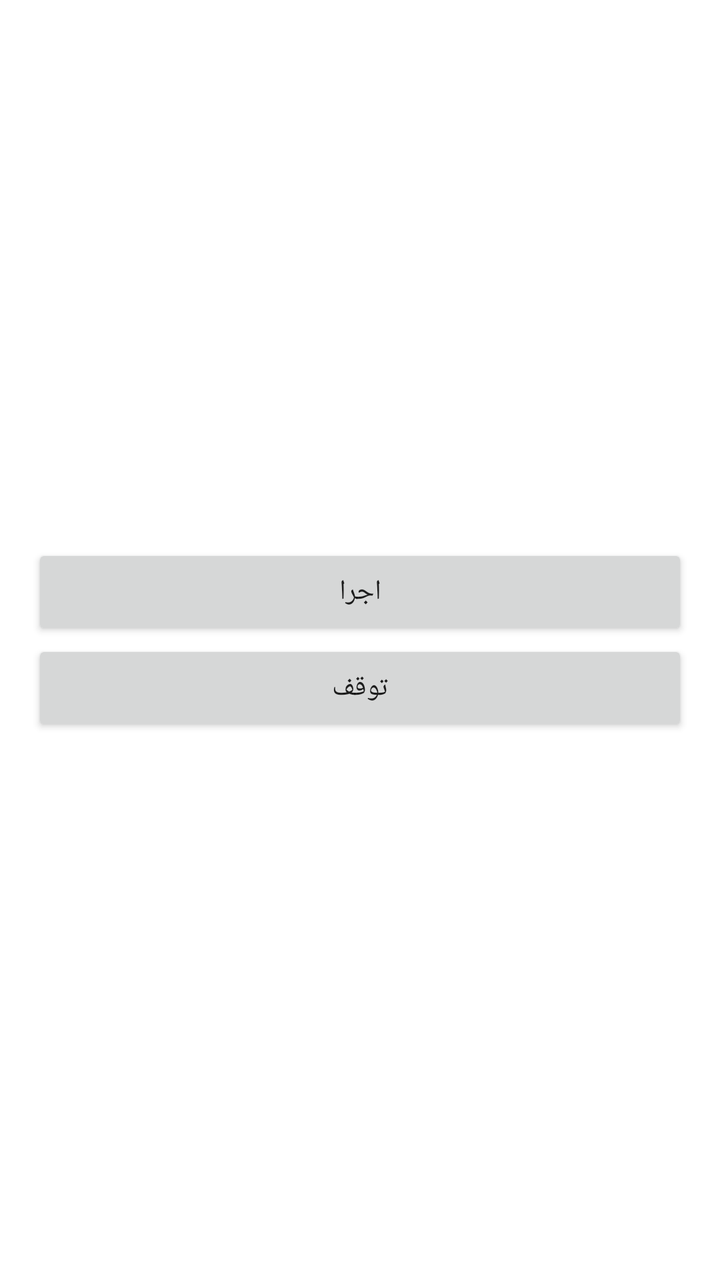
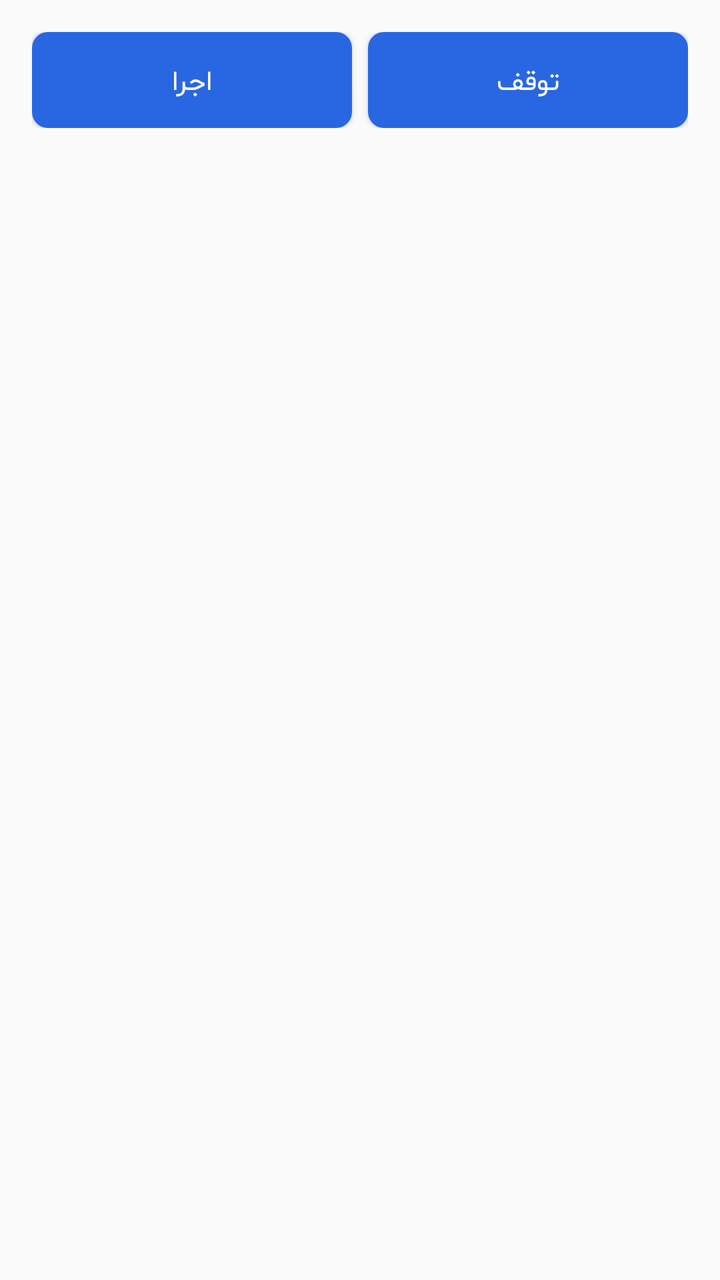

Compare the two renders of this Android layout. The source of the first and the diff that turns it into the second are given below.
<!-- AndroidManifest.xml: application theme Theme.GetSMS -->
<!-- res/layout/activity_main.xml -->
<?xml version="1.0" encoding="utf-8"?>
<LinearLayout xmlns:android="http://schemas.android.com/apk/res/android"
    xmlns:app="http://schemas.android.com/apk/res-auto"
    xmlns:tools="http://schemas.android.com/tools"
    android:layout_width="match_parent"
    android:layout_height="match_parent"
    android:gravity="center"
    android:orientation="vertical"
    android:padding="16dp"
    tools:context=".MainActivity">

    <Button
        android:layout_width="match_parent"
        android:layout_height="wrap_content"
        android:onClick="startService"
        android:text="اجرا" />
    <Button
        android:layout_width="match_parent"
        android:layout_height="wrap_content"
        android:onClick="stopService"
        android:text="توقف" />

</LinearLayout>
<!-- resources referenced by this layout -->
<resources>
  <style name="Theme.GetSMS" parent="Theme.MaterialComponents.DayNight.DarkActionBar">
          
          <item name="colorPrimary">@color/purple_500</item>
          <item name="colorPrimaryVariant">@color/purple_700</item>
          <item name="colorOnPrimary">@color/white</item>
          
          <item name="colorSecondary">@color/teal_200</item>
          <item name="colorSecondaryVariant">@color/teal_700</item>
          <item name="colorOnSecondary">@color/black</item>
          
          <item name="android:statusBarColor" tools:targetApi="l">?attr/colorPrimaryVariant</item>
          
      </style>
  <color name="purple_500">#FF6200EE</color>
  <color name="purple_700">#FF3700B3</color>
  <color name="white">#FFFFFFFF</color>
  <color name="teal_200">#FF03DAC5</color>
  <color name="teal_700">#FF018786</color>
  <color name="black">#FF000000</color>
</resources>

<!-- the commit's change to res/layout/activity_main.xml (unified diff, before → after) -->
@@ -1,5 +1,5 @@
 <?xml version="1.0" encoding="utf-8"?>
-<LinearLayout xmlns:android="http://schemas.android.com/apk/res/android"
+<androidx.constraintlayout.widget.ConstraintLayout xmlns:android="http://schemas.android.com/apk/res/android"
     xmlns:app="http://schemas.android.com/apk/res-auto"
     xmlns:tools="http://schemas.android.com/tools"
     android:layout_width="match_parent"
@@ -9,15 +9,49 @@
     android:padding="16dp"
     tools:context=".MainActivity">
 
-    <Button
+    <LinearLayout
+        android:id="@+id/linearLayout"
         android:layout_width="match_parent"
         android:layout_height="wrap_content"
-        android:onClick="startService"
-        android:text="اجرا" />
-    <Button
+        android:orientation="horizontal"
+        android:weightSum="2"
+        app:layout_constraintEnd_toEndOf="parent"
+        app:layout_constraintStart_toStartOf="parent"
+        app:layout_constraintTop_toTopOf="parent">
+
+        <Button
+            android:id="@+id/btnStart"
+            android:layout_width="match_parent"
+            android:layout_height="wrap_content"
+            android:layout_marginRight="4dp"
+            android:layout_weight="1"
+            android:background="@drawable/btn_primary"
+            android:fontFamily="@font/shabnam"
+            android:onClick="startService"
+            android:text="اجرا"
+            android:textColor="@color/white" />
+
+        <Button
+            android:id="@+id/btnStop"
+            android:layout_width="match_parent"
+            android:layout_height="wrap_content"
+            android:layout_marginLeft="4dp"
+            android:layout_weight="1"
+            android:background="@drawable/btn_primary"
+            android:fontFamily="@font/shabnam"
+            android:onClick="stopService"
+            android:text="توقف"
+            android:textColor="@color/white" />
+
+    </LinearLayout>
+
+    <androidx.recyclerview.widget.RecyclerView
+        android:id="@+id/recRequ"
         android:layout_width="match_parent"
         android:layout_height="wrap_content"
-        android:onClick="stopService"
-        android:text="توقف" />
+        android:layout_marginTop="24dp"
+        app:layout_constraintEnd_toEndOf="parent"
+        app:layout_constraintStart_toStartOf="parent"
+        app:layout_constraintTop_toBottomOf="@+id/linearLayout" />
 
-</LinearLayout>
+</androidx.constraintlayout.widget.ConstraintLayout>
<!-- resource entries referenced after the edit -->
@@ -1,6 +1,15 @@
 <!-- resources referenced by this layout -->
 <resources>
-  <style name="Theme.GetSMS" parent="Theme.MaterialComponents.DayNight.DarkActionBar">
+  <color name="white">#FFFFFFFF</color>
+  <!-- drawable btn_primary (drawable) -->
+  <?xml version="1.0" encoding="utf-8"?>
+  <shape xmlns:android="http://schemas.android.com/apk/res/android">
+  
+      <solid android:color="@color/primary"/>
+      <corners android:radius="8sp"/>
+  
+  </shape>
+  <style name="Theme.GetSMS" parent="Theme.MaterialComponents.DayNight.DarkActionBar.Bridge">
           
           <item name="colorPrimary">@color/purple_500</item>
           <item name="colorPrimaryVariant">@color/purple_700</item>
@@ -13,9 +22,9 @@
           <item name="android:statusBarColor" tools:targetApi="l">?attr/colorPrimaryVariant</item>
           
       </style>
+  <color name="primary">#2867e1</color>
   <color name="purple_500">#FF6200EE</color>
   <color name="purple_700">#FF3700B3</color>
-  <color name="white">#FFFFFFFF</color>
   <color name="teal_200">#FF03DAC5</color>
   <color name="teal_700">#FF018786</color>
   <color name="black">#FF000000</color>
